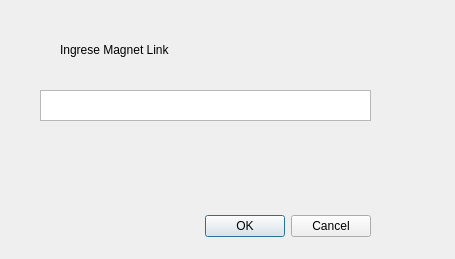
Before: the Qt Designer form gui/ui/magnetinput.ui in federulli/torrent_cli, drawn with Qt 5.
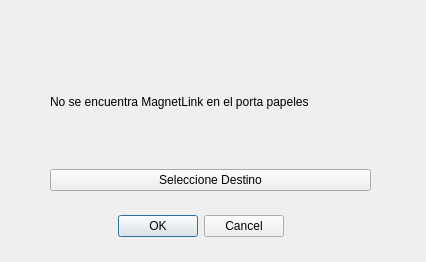
After: the same form once the commit is applied.

Commit message: agrego ventana principal

What changed in the file:
```diff
--- a/gui/ui/magnetinput.ui
+++ b/gui/ui/magnetinput.ui
@@ -6,14 +6,17 @@
    <rect>
     <x>0</x>
     <y>0</y>
-    <width>455</width>
-    <height>259</height>
+    <width>426</width>
+    <height>262</height>
    </rect>
   </property>
   <property name="windowTitle">
    <string>Dialog</string>
   </property>
   <widget class="QDialogButtonBox" name="buttonBox">
+   <property name="enabled">
+    <bool>true</bool>
+   </property>
    <property name="geometry">
     <rect>
      <x>30</x>
@@ -22,35 +25,44 @@
      <height>32</height>
     </rect>
    </property>
+   <property name="autoFillBackground">
+    <bool>false</bool>
+   </property>
    <property name="orientation">
     <enum>Qt::Horizontal</enum>
    </property>
    <property name="standardButtons">
     <set>QDialogButtonBox::Cancel|QDialogButtonBox::Ok</set>
    </property>
-  </widget>
-  <widget class="QPlainTextEdit" name="magnetUri">
-   <property name="geometry">
-    <rect>
-     <x>40</x>
-     <y>90</y>
-     <width>331</width>
-     <height>31</height>
-    </rect>
+   <property name="centerButtons">
+    <bool>true</bool>
    </property>
   </widget>
-  <widget class="QLabel" name="label">
+  <widget class="QWidget" name="verticalLayoutWidget">
    <property name="geometry">
     <rect>
-     <x>60</x>
+     <x>50</x>
      <y>40</y>
-     <width>311</width>
-     <height>20</height>
+     <width>321</width>
+     <height>151</height>
     </rect>
    </property>
-   <property name="text">
-    <string>Ingrese Magnet Link</string>
-   </property>
+   <layout class="QVBoxLayout" name="verticalLayout">
+    <item>
+     <widget class="QLabel" name="MagnetUriLabel">
+      <property name="text">
+       <string>No se encuentra MagnetLink en el porta papeles</string>
+      </property>
+     </widget>
+    </item>
+    <item>
+     <widget class="QPushButton" name="DestSelectionButton">
+      <property name="text">
+       <string>Seleccione Destino</string>
+      </property>
+     </widget>
+    </item>
+   </layout>
   </widget>
  </widget>
  <resources/>
```
The commit also changes 1 other file.
